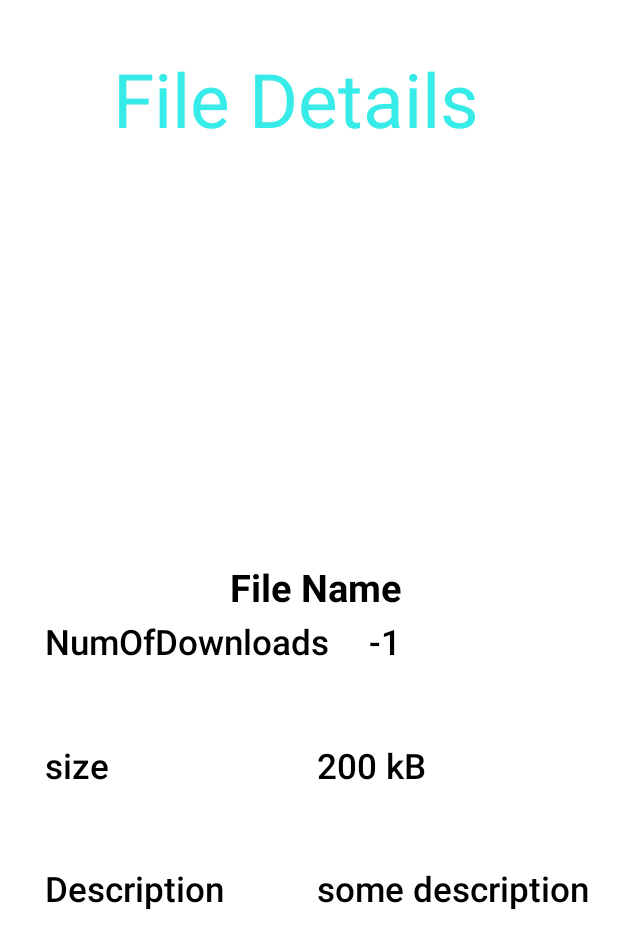
After one commit to miladjobs/Group7-AndroidProject-2, an Android app: the layout fragment_file_detail.xml on its own in the app's theme, with its tools: preview values and no code run, on a phone screen of 412 x 824 dp. The commit adds this screen. Shown: the top 949 px of the screen. Run offline under Robolectric (Android 15) with nearby library versions, the phone set to English and light mode, and no system bars.

Commit message:
finalize fragments design without about us

```diff
--- /dev/null
+++ b/app/src/main/res/drawable/round_circle_foreground.xml
@@ -0,0 +1,10 @@
+<?xml version="1.0" encoding="utf-8"?>
+<shape xmlns:android="http://schemas.android.com/apk/res/android" android:shape="rectangle">
+    <solid android:color="#00ffffff" />
+    <padding android:left="6dp"
+        android:top="6dp"
+        android:right="6dp"
+        android:bottom="6dp" />
+    <corners android:radius="12dp" />
+    <stroke android:width="6dp" android:color="#ffffffff" />
+</shape>
--- /dev/null
+++ b/app/src/main/res/layout/fragment_file_detail.xml
@@ -0,0 +1,194 @@
+<?xml version="1.0" encoding="utf-8"?>
+<androidx.constraintlayout.widget.ConstraintLayout xmlns:android="http://schemas.android.com/apk/res/android"
+    xmlns:tools="http://schemas.android.com/tools"
+    xmlns:app="http://schemas.android.com/apk/res-auto"
+    android:id="@+id/layout_file_detail"
+    android:layout_width="match_parent"
+    android:layout_height="match_parent"
+    tools:context=".ui.file_detail.FileDetailFragment">
+
+    <TextView
+        android:id="@+id/textView"
+        android:layout_width="0dp"
+        android:layout_height="wrap_content"
+        android:layout_marginStart="75dp"
+        android:layout_marginEnd="75dp"
+        android:layout_marginTop="32dp"
+        android:layout_weight="0.3"
+        android:text="File Details"
+        android:textColor="#36ebe8"
+        android:textSize="50sp"
+        app:layout_constraintEnd_toEndOf="parent"
+        app:layout_constraintHorizontal_bias="0.0"
+        app:layout_constraintStart_toStartOf="parent"
+        app:layout_constraintTop_toTopOf="parent" />
+
+
+    <FrameLayout
+        android:id="@+id/frameLayout"
+        android:layout_width="match_parent"
+        android:layout_height="match_parent"
+        android:layout_marginHorizontal="25dp"
+        android:layout_marginVertical="10dp"
+        tools:layout_editor_absoluteX="25dp"
+        tools:layout_editor_absoluteY="10dp">
+
+        <ImageView
+            android:id="@+id/file_image"
+            android:layout_width="match_parent"
+            android:layout_height="match_parent"
+            android:adjustViewBounds="true"
+            android:contentDescription="image of file"
+            android:padding="6dp"
+            android:scaleType="centerCrop"
+            android:src="@drawable/round_circle_foreground" />
+
+    </FrameLayout>
+
+    <TextView
+        android:id="@+id/file_name"
+        android:layout_width="match_parent"
+        android:layout_height="wrap_content"
+        android:layout_marginStart="135dp"
+        android:layout_marginEnd="125dp"
+        android:text="File Name"
+        android:textColor="@color/black"
+        android:gravity="center"
+        android:textSize="25sp"
+        android:textStyle="bold"
+        app:layout_constraintTop_toBottomOf="@id/guideline18"
+        app:layout_constraintBottom_toTopOf="@id/guideline11"
+        app:layout_constraintLeft_toRightOf="@id/guideline10" />
+
+
+    <TextView
+        android:id="@+id/textView3"
+        android:layout_width="wrap_content"
+        android:layout_height="wrap_content"
+        android:layout_marginStart="5dp"
+        android:layout_marginLeft="5dp"
+        android:fontFamily="sans-serif-medium"
+        android:text="NumOfDownloads"
+        android:textColor="@color/black"
+        android:textSize="23sp"
+        app:layout_constraintLeft_toRightOf="@id/guideline10"
+        app:layout_constraintTop_toBottomOf="@id/guideline11" />
+
+
+    <TextView
+        android:id="@+id/file_downloads_count"
+        android:layout_width="0dp"
+        android:layout_height="wrap_content"
+        android:layout_marginLeft="40dp"
+        android:layout_weight="-1"
+        android:fontFamily="sans-serif-medium"
+        android:text="-1"
+        android:textColor="@color/black"
+        android:textSize="23sp"
+        app:layout_constraintLeft_toRightOf="@id/guideline16"
+        app:layout_constraintTop_toBottomOf="@id/guideline11" />
+
+    <TextView
+        android:id="@+id/manufacturer"
+        android:layout_width="wrap_content"
+        android:layout_height="wrap_content"
+        android:layout_marginStart="5dp"
+        android:layout_marginLeft="5dp"
+        android:fontFamily="sans-serif-medium"
+        android:text="size"
+        android:textColor="@color/black"
+        android:textSize="23sp"
+        app:layout_constraintLeft_toRightOf="@id/guideline10"
+        app:layout_constraintTop_toBottomOf="@id/guideline14" />
+
+    <TextView
+        android:id="@+id/textView4"
+        android:layout_width="wrap_content"
+        android:layout_height="wrap_content"
+        android:layout_marginStart="5dp"
+        android:layout_marginLeft="5dp"
+        android:fontFamily="sans-serif-medium"
+        android:text="Description"
+        android:textColor="@color/black"
+        android:textSize="23sp"
+        app:layout_constraintLeft_toRightOf="@id/guideline10"
+        app:layout_constraintTop_toBottomOf="@id/guideline15" />
+
+    <TextView
+        android:id="@+id/file_size"
+        android:layout_width="wrap_content"
+        android:layout_height="wrap_content"
+        android:layout_marginStart="5dp"
+        android:layout_marginLeft="5dp"
+        android:fontFamily="sans-serif-medium"
+        android:text="200 kB"
+        android:textColor="@color/black"
+        android:textSize="23sp"
+        app:layout_constraintLeft_toRightOf="@id/guideline16"
+        app:layout_constraintTop_toBottomOf="@id/guideline14" />
+
+    <TextView
+        android:id="@+id/file_description"
+        android:layout_width="wrap_content"
+        android:layout_height="wrap_content"
+        android:layout_marginStart="5dp"
+        android:layout_marginLeft="5dp"
+        android:fontFamily="sans-serif-medium"
+        android:text="some description"
+        android:textColor="@color/black"
+        android:textSize="23sp"
+        app:layout_constraintLeft_toRightOf="@id/guideline16"
+        app:layout_constraintTop_toBottomOf="@id/guideline15" />
+
+    <androidx.constraintlayout.widget.Guideline
+        android:id="@+id/guideline9"
+        android:layout_width="wrap_content"
+        android:layout_height="wrap_content"
+        android:orientation="horizontal"
+        app:layout_constraintGuide_percent="0.15" />
+
+    <androidx.constraintlayout.widget.Guideline
+        android:id="@+id/guideline10"
+        android:layout_width="wrap_content"
+        android:layout_height="wrap_content"
+        android:orientation="vertical"
+        app:layout_constraintGuide_percent="0.06" />
+
+    <androidx.constraintlayout.widget.Guideline
+        android:id="@+id/guideline11"
+        android:layout_width="wrap_content"
+        android:layout_height="wrap_content"
+        android:orientation="horizontal"
+        app:layout_constraintGuide_percent="0.5" />
+
+
+
+    <androidx.constraintlayout.widget.Guideline
+        android:id="@+id/guideline14"
+        android:layout_width="wrap_content"
+        android:layout_height="wrap_content"
+        android:orientation="horizontal"
+        app:layout_constraintGuide_percent="0.6" />
+
+    <androidx.constraintlayout.widget.Guideline
+        android:id="@+id/guideline15"
+        android:layout_width="wrap_content"
+        android:layout_height="wrap_content"
+        android:orientation="horizontal"
+        app:layout_constraintGuide_percent="0.7" />
+
+    <androidx.constraintlayout.widget.Guideline
+        android:id="@+id/guideline16"
+        android:layout_width="wrap_content"
+        android:layout_height="wrap_content"
+        android:orientation="vertical"
+        app:layout_constraintGuide_percent="0.5" />
+
+    <androidx.constraintlayout.widget.Guideline
+        android:id="@+id/guideline18"
+        android:layout_width="wrap_content"
+        android:layout_height="wrap_content"
+        android:orientation="horizontal"
+        app:layout_constraintGuide_percent="0.45" />
+
+</androidx.constraintlayout.widget.ConstraintLayout>
```
Also changed, not shown: app/src/main/res/layout/activity_main.xml (+13 -6 lines), app/src/main/res/layout/app_bar_main.xml (deleted, +0 -33 lines), app/src/main/res/layout/content_main.xml (deleted, +0 -20 lines), app/src/main/res/layout/file_list_item.xml (added, +70 -0 lines), app/src/main/res/layout/fragment_home.xml (+39 -13 lines), app/src/main/res/layout/nav_header_main.xml (deleted, +0 -35 lines), app/src/main/res/navigation/mobile_navigation.xml (+13 -0 lines).
